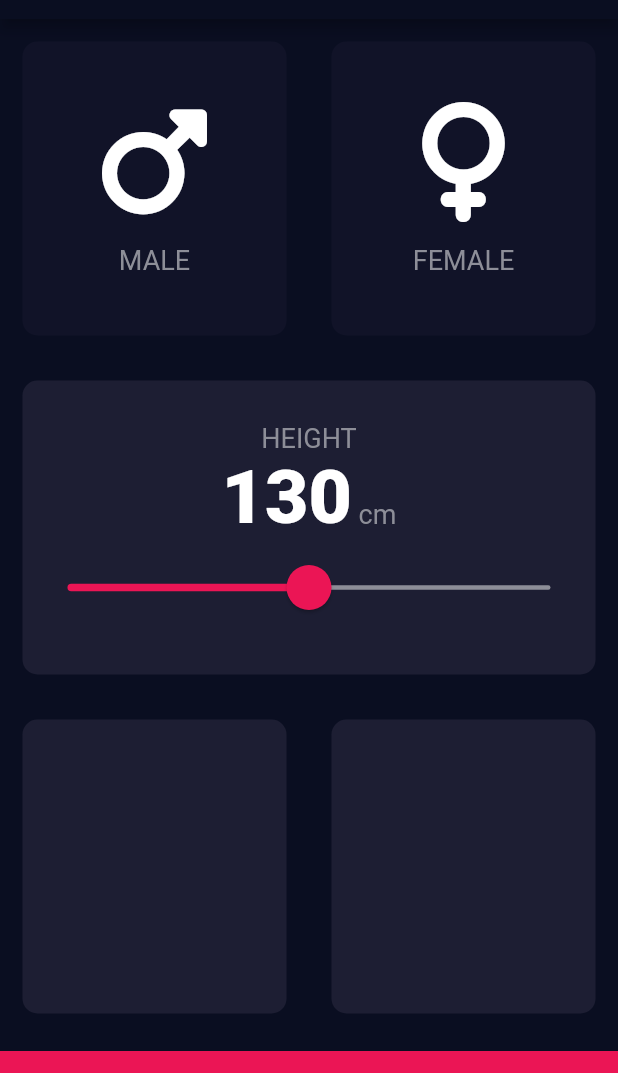
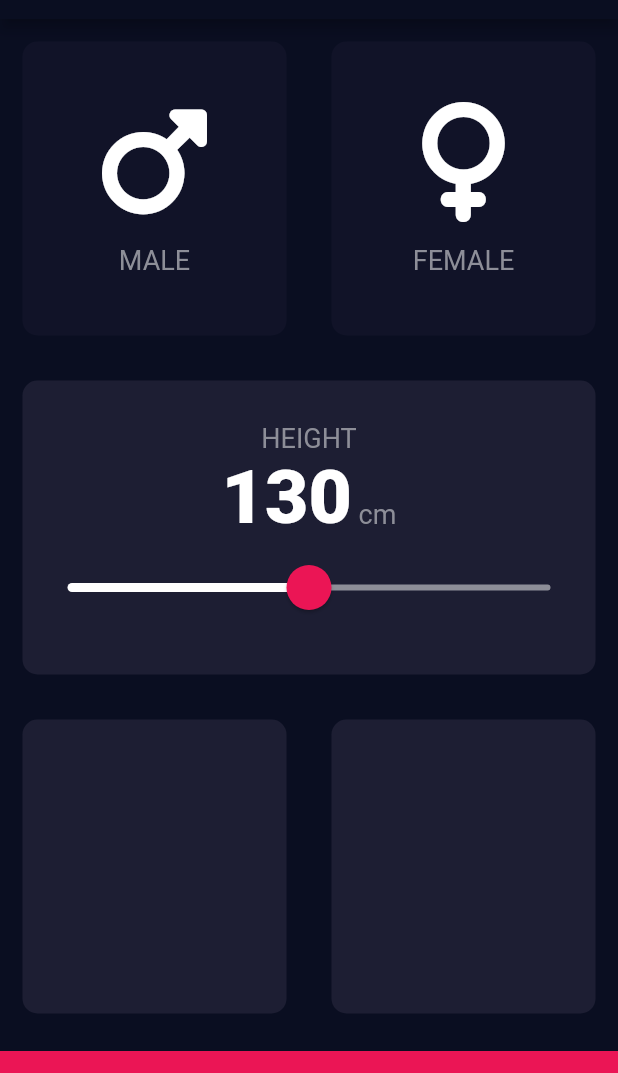
Before and after one commit to manvendrasingh09/Codes, a Flutter app: the screen it shows after launch, on a phone screen of 412 x 824 dp, the part 65-1138 px from its top. Run offline on Flutter 3.47's test engine with Material 2 defaults, Android fonts, the light colour scheme and no system bars; our stand-ins replace audioplayers, font_awesome_flutter, rflutter_alert.

Commit message:
using Android Studio

```diff
--- a/AppDev/bmi_calculator/lib/input_page.dart
+++ b/AppDev/bmi_calculator/lib/input_page.dart
@@ -97,14 +97,11 @@ class _InputPageState extends State<InputPage> {
                       thumbColor: const Color(0xffeb1555),
                       activeTrackColor: Colors.white,
                       inactiveTrackColor: const Color(0xff8d8e98),
-                      trackHeight: 3.0,
                     ),
                     child: Slider(
                       value: height.toDouble(),
                       min: 60,
                       max: 200,
-                      activeColor: const Color(0xFFEB1555),
-                      inactiveColor: const Color(0xFF8D8E98),
                       onChanged: (double newValue) {
                         setState(
                           () {
```
